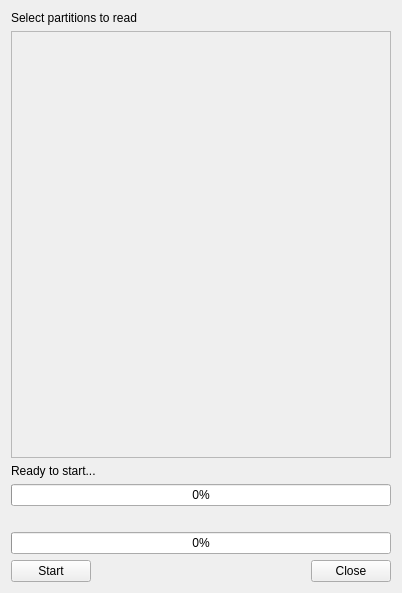
emtee40/mtk-client, file mtkclient/gui/readpart_gui.ui: the form before one commit.
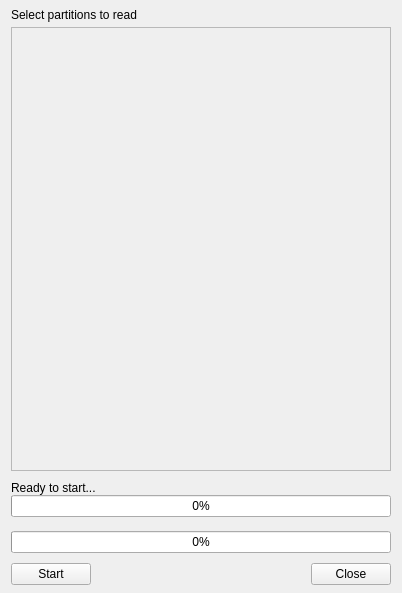
The form after the commit.

Commit message: Fixed a lot of GUI design errors and some MacOS specific problems.

Patch:
```diff
--- a/mtkclient/gui/readpart_gui.ui
+++ b/mtkclient/gui/readpart_gui.ui
@@ -14,59 +14,69 @@
    <string>Read partition(s)</string>
   </property>
   <layout class="QGridLayout" name="gridLayout">
-   <item row="0" column="0">
-    <widget class="QLabel" name="title">
-     <property name="text">
-      <string>Select partitions to read</string>
-     </property>
-    </widget>
-   </item>
+   <property name="topMargin">
+    <number>8</number>
+   </property>
+   <property name="bottomMargin">
+    <number>8</number>
+   </property>
+   <property name="spacing">
+    <number>0</number>
+   </property>
    <item row="3" column="0">
-    <widget class="QProgressBar" name="partProgress">
-     <property name="value">
-      <number>0</number>
+    <spacer name="verticalSpacer">
+     <property name="orientation">
+      <enum>Qt::Vertical</enum>
      </property>
-    </widget>
+     <property name="sizeType">
+      <enum>QSizePolicy::Fixed</enum>
+     </property>
+     <property name="sizeHint" stdset="0">
+      <size>
+       <width>20</width>
+       <height>10</height>
+      </size>
+     </property>
+    </spacer>
    </item>
-   <item row="6" column="0">
-    <layout class="QHBoxLayout" name="horizontalLayout">
-     <item>
-      <widget class="QPushButton" name="startBtn">
-       <property name="text">
-        <string>Start</string>
-       </property>
-      </widget>
-     </item>
-     <item>
-      <spacer name="horizontalSpacer">
-       <property name="orientation">
-        <enum>Qt::Horizontal</enum>
-       </property>
-       <property name="sizeHint" stdset="0">
-        <size>
-         <width>40</width>
-         <height>20</height>
-        </size>
-       </property>
-      </spacer>
-     </item>
-     <item>
-      <widget class="QPushButton" name="closeBtn">
-       <property name="text">
-        <string>Close</string>
-       </property>
-      </widget>
-     </item>
-    </layout>
+   <item row="8" column="0">
+    <spacer name="verticalSpacer_2">
+     <property name="orientation">
+      <enum>Qt::Vertical</enum>
+     </property>
+     <property name="sizeType">
+      <enum>QSizePolicy::Fixed</enum>
+     </property>
+     <property name="sizeHint" stdset="0">
+      <size>
+       <width>20</width>
+       <height>10</height>
+      </size>
+     </property>
+    </spacer>
    </item>
-   <item row="2" column="0">
+   <item row="4" column="0">
     <widget class="QLabel" name="partProgressText">
      <property name="text">
       <string>Ready to start...</string>
      </property>
     </widget>
    </item>
-   <item row="1" column="0">
+   <item row="5" column="0">
+    <widget class="QProgressBar" name="partProgress">
+     <property name="value">
+      <number>0</number>
+     </property>
+    </widget>
+   </item>
+   <item row="7" column="0">
+    <widget class="QProgressBar" name="fullProgress">
+     <property name="value">
+      <number>0</number>
+     </property>
+    </widget>
+   </item>
+   <item row="2" column="0">
     <widget class="QScrollArea" name="partitionList">
      <property name="verticalScrollBarPolicy">
       <enum>Qt::ScrollBarAsNeeded</enum>
@@ -85,27 +95,77 @@
        <rect>
         <x>0</x>
         <y>0</y>
-        <width>382</width>
-        <height>409</height>
+        <width>376</width>
+        <height>436</height>
        </rect>
       </property>
      </widget>
     </widget>
    </item>
-   <item row="5" column="0">
-    <widget class="QProgressBar" name="fullProgress">
-     <property name="value">
-      <number>0</number>
-     </property>
-    </widget>
-   </item>
-   <item row="4" column="0">
+   <item row="6" column="0">
     <widget class="QLabel" name="fullProgressText">
      <property name="text">
       <string/>
      </property>
     </widget>
    </item>
+   <item row="9" column="0">
+    <layout class="QHBoxLayout" name="horizontalLayout">
+     <item>
+      <widget class="QPushButton" name="startBtn">
+       <property name="text">
+        <string>Start</string>
+       </property>
+      </widget>
+     </item>
+     <item>
+      <spacer name="horizontalSpacer">
+       <property name="orientation">
+        <enum>Qt::Horizontal</enum>
+       </property>
+       <property name="sizeHint" stdset="0">
+        <size>
+         <width>40</width>
+         <height>20</height>
+        </size>
+       </property>
+      </spacer>
+     </item>
+     <item>
+      <widget class="QPushButton" name="closeBtn">
+       <property name="text">
+        <string>Close</string>
+       </property>
+      </widget>
+     </item>
+    </layout>
+   </item>
+   <item row="0" column="0">
+    <widget class="QLabel" name="title">
+     <property name="text">
+      <string>Select partitions to read</string>
+     </property>
+     <property name="alignment">
+      <set>Qt::AlignLeading|Qt::AlignLeft|Qt::AlignTop</set>
+     </property>
+    </widget>
+   </item>
+   <item row="1" column="0">
+    <spacer name="verticalSpacer_3">
+     <property name="orientation">
+      <enum>Qt::Vertical</enum>
+     </property>
+     <property name="sizeType">
+      <enum>QSizePolicy::Fixed</enum>
+     </property>
+     <property name="sizeHint" stdset="0">
+      <size>
+       <width>20</width>
+       <height>5</height>
+      </size>
+     </property>
+    </spacer>
+   </item>
   </layout>
  </widget>
  <resources/>
```
The commit also changes 6 other files.
